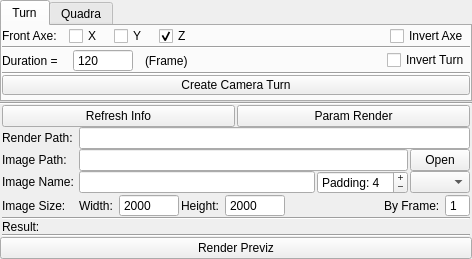
Above: tools/maya/camera/camPrez/ui/camPrez.ui from snaress/studio before the change. Below: the same form after it.
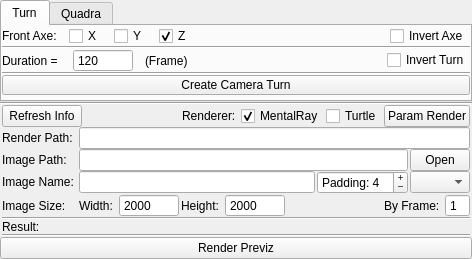
That is the form after the change.

Commit message: camPrez: Add render function

```diff
--- a/tools/maya/camera/camPrez/ui/camPrez.ui
+++ b/tools/maya/camera/camPrez/ui/camPrez.ui
@@ -53,6 +53,49 @@
           </property>
          </widget>
         </item>
+        <item>
+         <spacer name="horizontalSpacer_4">
+          <property name="orientation">
+           <enum>Qt::Horizontal</enum>
+          </property>
+          <property name="sizeHint" stdset="0">
+           <size>
+            <width>40</width>
+            <height>20</height>
+           </size>
+          </property>
+         </spacer>
+        </item>
+        <item>
+         <widget class="QLabel" name="lRenderer">
+          <property name="text">
+           <string>Renderer: </string>
+          </property>
+         </widget>
+        </item>
+        <item>
+         <widget class="QCheckBox" name="cbMentalRay">
+          <property name="text">
+           <string>MentalRay</string>
+          </property>
+          <property name="checked">
+           <bool>true</bool>
+          </property>
+          <attribute name="buttonGroup">
+           <string notr="true">bgRenderer</string>
+          </attribute>
+         </widget>
+        </item>
+        <item>
+         <widget class="QCheckBox" name="cbTurtle">
+          <property name="text">
+           <string>Turtle</string>
+          </property>
+          <attribute name="buttonGroup">
+           <string notr="true">bgRenderer</string>
+          </attribute>
+         </widget>
+        </item>
         <item>
          <widget class="QPushButton" name="bParamRender">
           <property name="text">
```
Left out of the diff: 1 changed line with no effect on the pictures. The commit also changes 3 other files.
